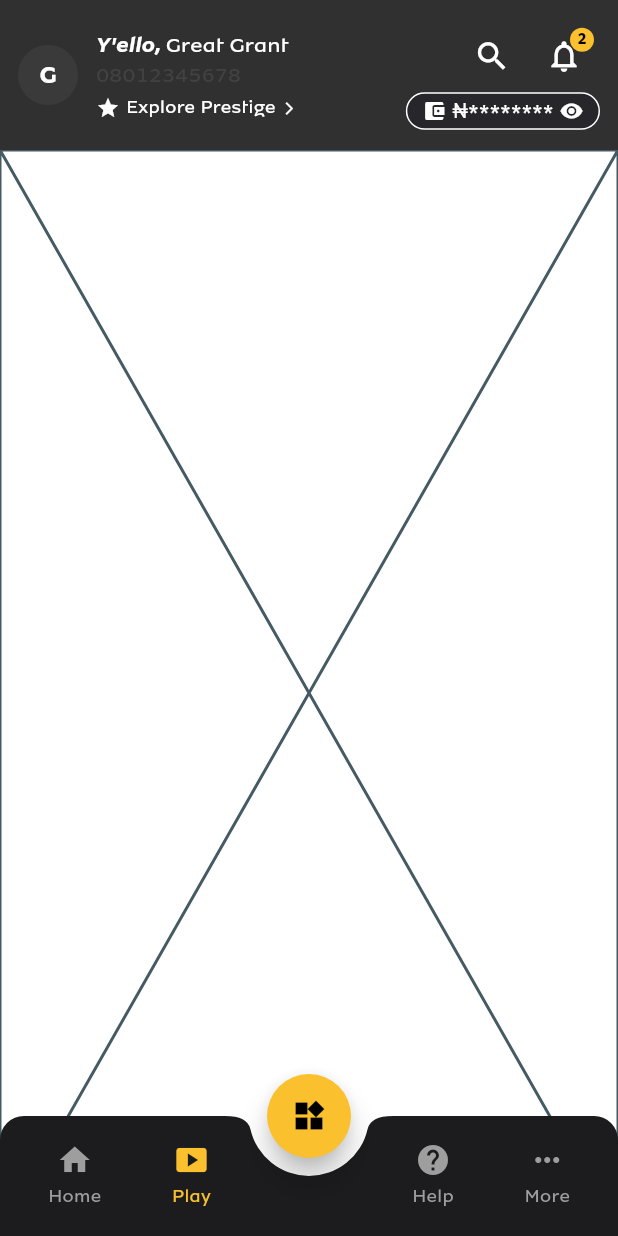
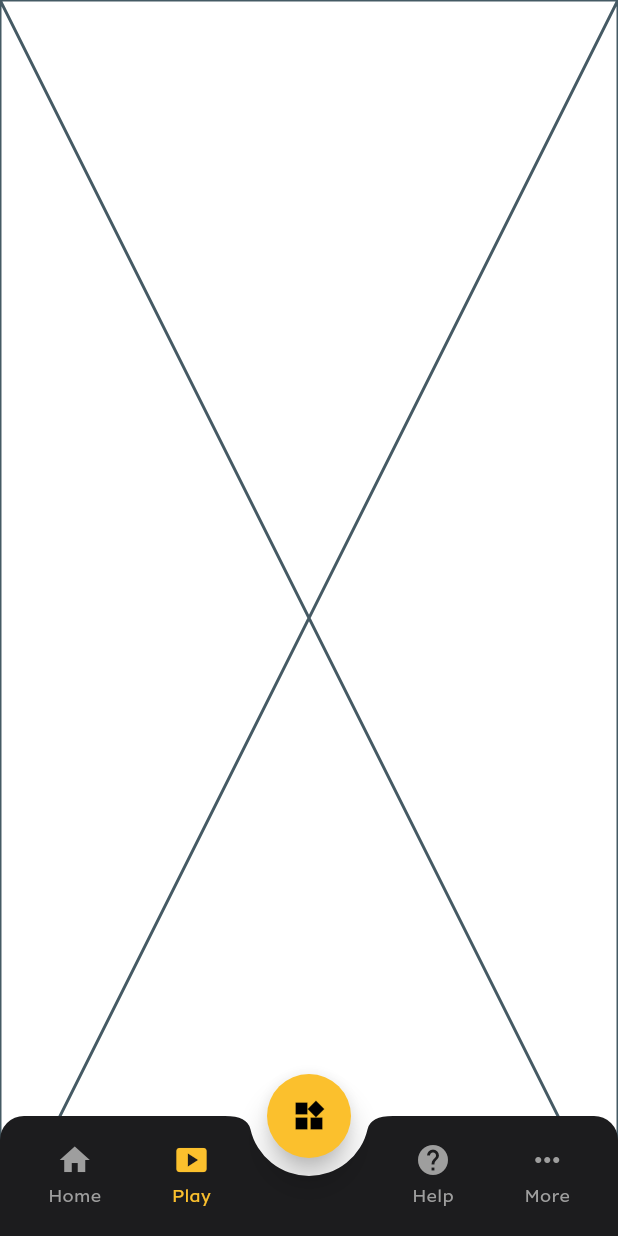
Before and after one commit to GreatGrant/MyMTNNGAppClone, a Flutter app: the screen it shows after launch, item 2 of the bottom bar chosen, on a phone screen of 412 x 824 dp. Run offline on Flutter 3.47's test engine with Material 3 defaults, Android fonts, the phone set to English and light mode, and no system bars; our stand-ins replace carousel_slider, curved_navigation_bar, flutter_switch.

Commit message:
make appbar to conditionllay display based on currrent screen

```diff
--- a/lib/screens/home_screen.dart
+++ b/lib/screens/home_screen.dart
@@ -35,12 +35,13 @@ class _HomeScreenState extends State<HomeScreen> {
   Widget build(BuildContext context) {
     return Scaffold(
       extendBody: true,
-      appBar: const CustomAppBar(
+      appBar: _selectedIndex == 0
+          ? const CustomAppBar(
         userName: "Great Grant",
         phoneNumber: '08012345678',
         notificationCount: 2,
-      ),
-      drawer: AppDrawer(),
+      )
+          : null,drawer: const AppDrawer(),
       body: _buildBody(),
       floatingActionButton: FloatingActionButton(
         shape: const CircleBorder(),
```
